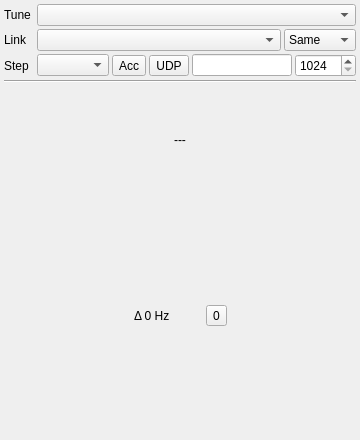
Old version of the form plugins/feature/jogwheel/jogwheelgui.ui in the repository ve3ukw/sdrangel.
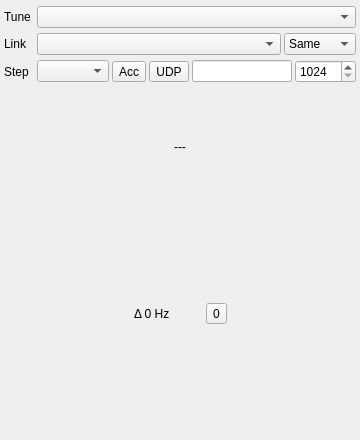
New version of the form. Custom widgets are drawn as their Qt base class.

Commit message:
Jog Wheel: allow a short, wide window, and split it into Settings and Jog Wheel sections
The knob's height no longer follows its width. It's drawn to fit the shorter side, with a smaller
minimum size, so the window can be made short and wide. The settings rows are a separate section
that can be rolled up, leaving the frequencies, total change and knob.

Diff of the .ui file:
```diff
--- a/plugins/feature/jogwheel/jogwheelgui.ui
+++ b/plugins/feature/jogwheel/jogwheelgui.ui
@@ -13,7 +13,7 @@
   <property name="minimumSize">
    <size>
     <width>320</width>
-    <height>300</height>
+    <height>100</height>
    </size>
   </property>
   <property name="windowTitle">
@@ -25,11 +25,11 @@
      <x>0</x>
      <y>0</y>
      <width>360</width>
-     <height>440</height>
+     <height>90</height>
     </rect>
    </property>
    <property name="sizePolicy">
-    <sizepolicy hsizetype="Expanding" vsizetype="Expanding">
+    <sizepolicy hsizetype="Expanding" vsizetype="Fixed">
      <horstretch>0</horstretch>
      <verstretch>0</verstretch>
     </sizepolicy>
@@ -221,13 +221,42 @@
       </item>
      </layout>
     </item>
-    <item>
-     <widget class="Line" name="line">
-      <property name="orientation">
-       <enum>Qt::Horizontal</enum>
-      </property>
-     </widget>
-    </item>
+   </layout>
+  </widget>
+  <widget class="QWidget" name="wheelContainer" native="true">
+   <property name="geometry">
+    <rect>
+     <x>0</x>
+     <y>92</y>
+     <width>360</width>
+     <height>340</height>
+    </rect>
+   </property>
+   <property name="sizePolicy">
+    <sizepolicy hsizetype="Expanding" vsizetype="Expanding">
+     <horstretch>0</horstretch>
+     <verstretch>0</verstretch>
+    </sizepolicy>
+   </property>
+   <property name="windowTitle">
+    <string>Jog Wheel</string>
+   </property>
+   <layout class="QVBoxLayout" name="wheelLayout">
+    <property name="spacing">
+     <number>3</number>
+    </property>
+    <property name="leftMargin">
+     <number>4</number>
+    </property>
+    <property name="topMargin">
+     <number>4</number>
+    </property>
+    <property name="rightMargin">
+     <number>4</number>
+    </property>
+    <property name="bottomMargin">
+     <number>4</number>
+    </property>
     <item>
      <widget class="QLabel" name="targetFrequency">
       <property name="toolTip">
```
Left out of the diff: 2 changed lines with no effect on the pictures. The commit also changes 3 other files.
